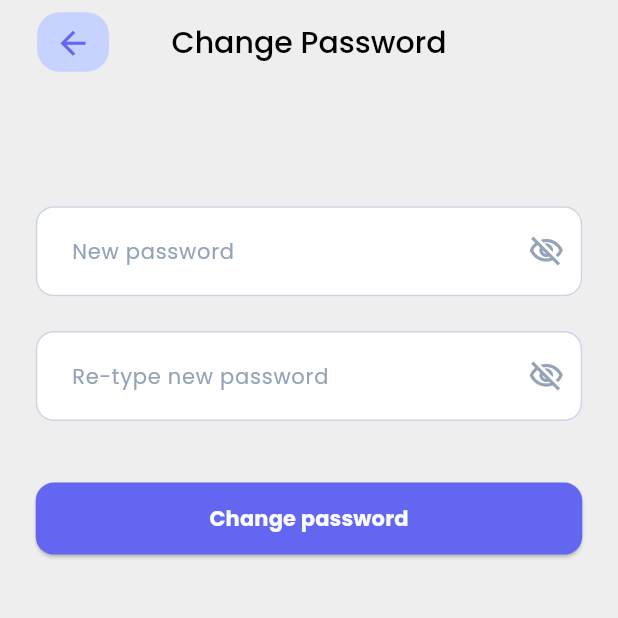
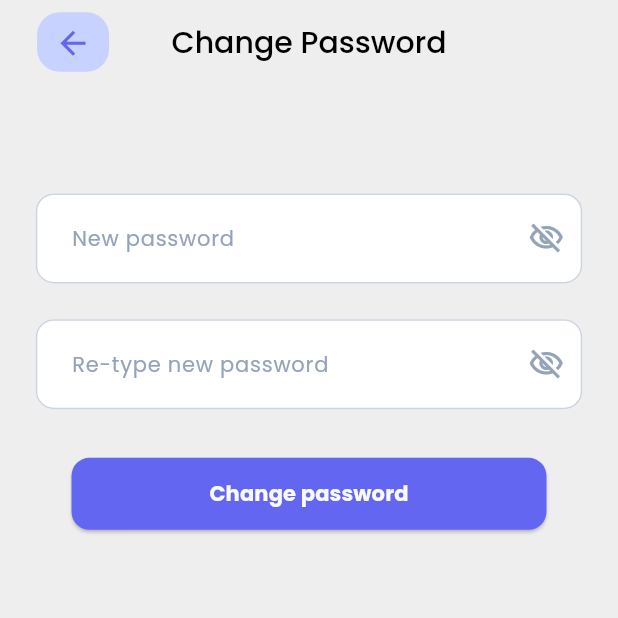
Before and after one commit to siwakasen/mobile_p3l, a Flutter app: the ChangePasswordScreen screen opened directly, on a phone screen of 412 x 824 dp, the top half of it. Run offline on Flutter 3.47's test engine with Material 3 defaults, Android fonts, the phone set to English and light mode, and no system bars; our stand-ins replace dio, email_validator, font_awesome_flutter, page_transition, responsive_sizer, salomon_bottom_bar and 2 more; accounts and stored records are empty.

Commit message:
trying to fix renderflex overflow

```diff
--- a/lib/profile/screens/change_password_screen.dart
+++ b/lib/profile/screens/change_password_screen.dart
@@ -1,5 +1,4 @@
 import 'package:flutter/material.dart';
-import 'package:flutter/widgets.dart';
 import 'package:mobile_p3l/auth/widgets/auth_button_widget.dart';
 import 'package:mobile_p3l/constants.dart';
 import 'package:mobile_p3l/profile/controllers/change_password_controller.dart';
@@ -17,12 +16,12 @@
 }
 
 class _ChangePasswordScreenState extends State<ChangePasswordScreen> {
+  TextEditingController password = TextEditingController();
+  TextEditingController confirmPassword = TextEditingController();
   bool isSubmitting = false;
   bool passwordVisible = false;
   bool confirmPasswordVisible = false;
   String? userLoginEmail;
-  TextEditingController password = TextEditingController();
-  TextEditingController confirmPassword = TextEditingController();
   final GlobalKey<FormState> _formKey = GlobalKey();
 
   @override
@@ -64,8 +63,7 @@
         centerTitle: true,
         elevation: 0,
         leadingWidth: 22.5.w,
-        leading: Container(
-          child: Row(
+        leading: Row(
           children: [
             SizedBox(width: 4.w),
             Container(
@@ -93,25 +91,20 @@
           ],
         ),
       ),
-      ),
       body: SafeArea(
-        child: ListView(
-          // Wrap your Scaffold's body with SingleChildScrollView
-          children: [
-            Container(
+        child: Container(
+          padding: EdgeInsets.symmetric(horizontal: 20.sp),
+          height: 100.h - AppBar().preferredSize.height,
           child: Column(
             crossAxisAlignment: CrossAxisAlignment.start,
-                mainAxisAlignment: MainAxisAlignment.center,
+            mainAxisAlignment: MainAxisAlignment.start,
             children: [
               Form(
                 key: _formKey,
                 child: Column(
-                      children: <Widget>[
+                  children: [
                     SizedBox(height: 35.sp),
-                        Container(
-                          margin: EdgeInsets.symmetric(
-                              vertical: 12.sp, horizontal: 20.sp),
-                          child: TextFormField(
+                    TextFormField(
                       validator: (value) {
                         if (value == null || value.isEmpty) {
                           return "Password can't be empty!";
@@ -168,12 +161,8 @@
                         ),
                       ),
                     ),
-                        ),
-                        SizedBox(height: 10.sp),
-                        Container(
-                          margin: EdgeInsets.symmetric(
-                              vertical: 12.sp, horizontal: 20.sp),
-                          child: TextFormField(
+                    SizedBox(height: 20.sp),
+                    TextFormField(
                       validator: (value) {
                         if (value == null || value.isEmpty) {
                           return "Password can't be empty!";
@@ -195,8 +184,7 @@
                           highlightColor: Colors.transparent,
                           onPressed: () {
                             setState(() {
-                                    confirmPasswordVisible =
-                                        !confirmPasswordVisible;
+                              confirmPasswordVisible = !confirmPasswordVisible;
                             });
                           },
                           icon: confirmPasswordVisible
@@ -233,7 +221,6 @@
                         ),
                       ),
                     ),
-                        ),
                     SizedBox(height: 20.sp),
                     Container(
                       margin: EdgeInsets.symmetric(
@@ -260,8 +247,7 @@
                               await Future.delayed(
                                   const Duration(milliseconds: 1000));
                               if (widget.email != '') {
-                                    Navigator.of(context)
-                                        .pushNamed('/auth/signin');
+                                Navigator.of(context).pushNamed('/auth/signin');
                               } else {
                                 Navigator.pop(context);
                               }
@@ -282,8 +268,6 @@
             ],
           ),
         ),
-          ],
-        ),
       ),
     );
   }
--- a/lib/profile/screens/user_profile_screen.dart
+++ b/lib/profile/screens/user_profile_screen.dart
@@ -45,7 +45,8 @@
 
   @override
   Widget build(BuildContext context) {
-    return Container(
+    return Scaffold(
+      body: Container(
         color: Colors.grey[200],
         child: Column(
           children: [
@@ -323,6 +324,7 @@
             ),
           ],
         ),
+      ),
     );
   }
 }
```
Lines whose indentation alone changed are shown as unchanged.
